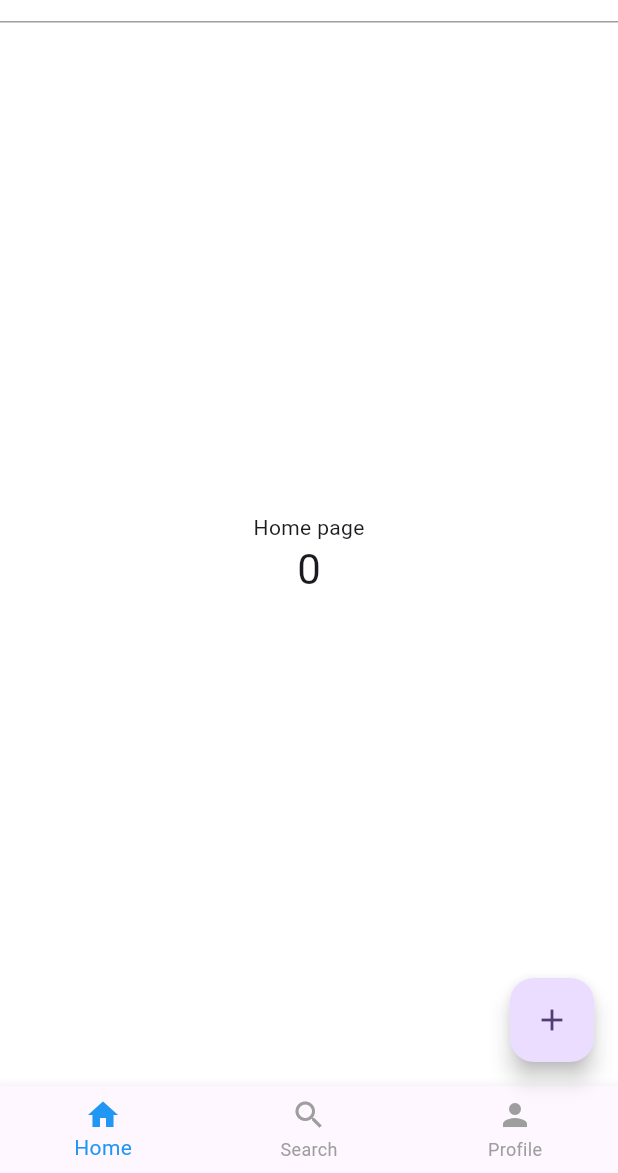
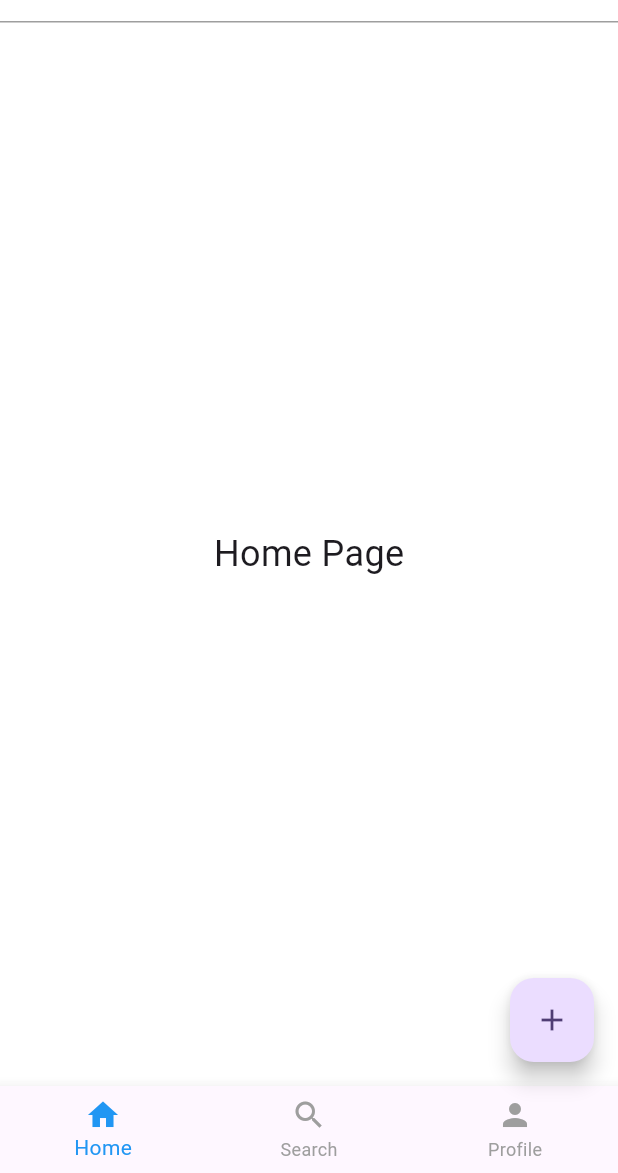
Before and after one commit to fdg2425/whatsapp_ui, a Flutter app: the screen it shows after launch, on a phone screen of 412 x 824 dp, the part 63-1236 px from its top. Run offline on Flutter 3.47's test engine with Material 3 defaults, Android fonts, the phone set to English and light mode, and no system bars.

Commit message:
bottom navigation with list of widgets in body

```diff
--- a/lib/main.dart
+++ b/lib/main.dart
@@ -32,14 +32,13 @@ class MyHomePage extends StatefulWidget {
 }
 
 class _MyHomePageState extends State<MyHomePage> {
-  int _counter = 0;
   int _selectedIndex = 0;
 
-  void _incrementCounter() {
-    setState(() {
-      _counter++;
-    });
-  }
+  static final List<Widget> _widgetOptions = <Widget>[
+    const Center(child: Text('Home Page', style: TextStyle(fontSize: 24))),
+    const Center(child: Text('Search Page', style: TextStyle(fontSize: 24))),
+    const Center(child: Text('Profile Page', style: TextStyle(fontSize: 24))),
+  ];
 
   void _onItemTapped(int index) {
     setState(() {
@@ -145,31 +144,32 @@ class _MyHomePageState extends State<MyHomePage> {
           ),
         ),
       ),
-      body: Center(
-        child: Column(
-          mainAxisAlignment: MainAxisAlignment.center,
-          children: <Widget>[
-            if (_selectedIndex == 0)
-              const Text(
-                'Home page',
-              ),
-            if (_selectedIndex == 1)
-              const Text(
-                'Search page',
-              ),
-            if (_selectedIndex == 2)
-              const Text(
-                'Profile page',
-              ),
-            Text(
-              '$_selectedIndex',
-              style: Theme.of(context).textTheme.headlineMedium,
-            ),
-          ],
-        ),
-      ),
+      // body: Center(
+      //   child: Column(
+      //     mainAxisAlignment: MainAxisAlignment.center,
+      //     children: <Widget>[
+      //       if (_selectedIndex == 0)
+      //         const Text(
+      //           'Home page',
+      //         ),
+      //       if (_selectedIndex == 1)
+      //         const Text(
+      //           'Search page',
+      //         ),
+      //       if (_selectedIndex == 2)
+      //         const Text(
+      //           'Profile page',
+      //         ),
+      //       Text(
+      //         '$_selectedIndex',
+      //         style: Theme.of(context).textTheme.headlineMedium,
+      //       ),
+      //     ],
+      //   ),
+      // ),
+      body: _widgetOptions[_selectedIndex],
       floatingActionButton: FloatingActionButton(
-        onPressed: _incrementCounter,
+        onPressed: () {},
         tooltip: 'Increment',
         child: const Icon(Icons.add),
       ),
```
